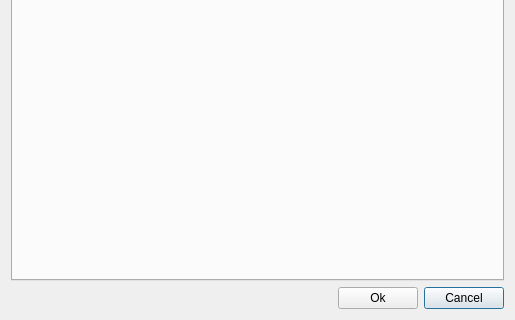
Old version of the form ui/settings.ui in the repository ultravideo/uvgComm; both pictures show x 0 to 515 and y 243 to 563 of the 515 by 563 pixel window.
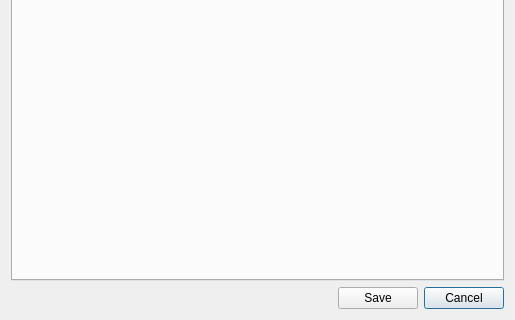
New version of the form.

Commit message: Cancel and save buttons work.

```diff
--- a/ui/settings.ui
+++ b/ui/settings.ui
@@ -37,7 +37,7 @@
    <item row="2" column="1">
     <widget class="QPushButton" name="ok">
      <property name="text">
-      <string>Ok</string>
+      <string>Save</string>
      </property>
     </widget>
    </item>
```
Left out of the diff: 23 changed lines with no effect on the pictures. The commit also changes 2 other files.
